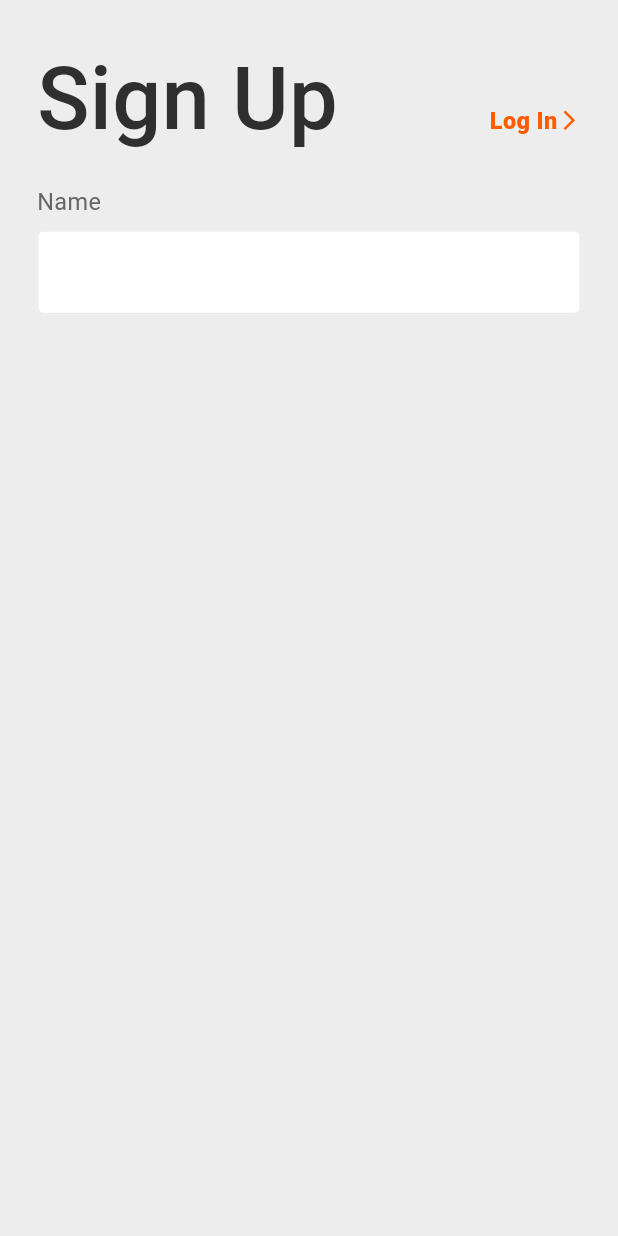
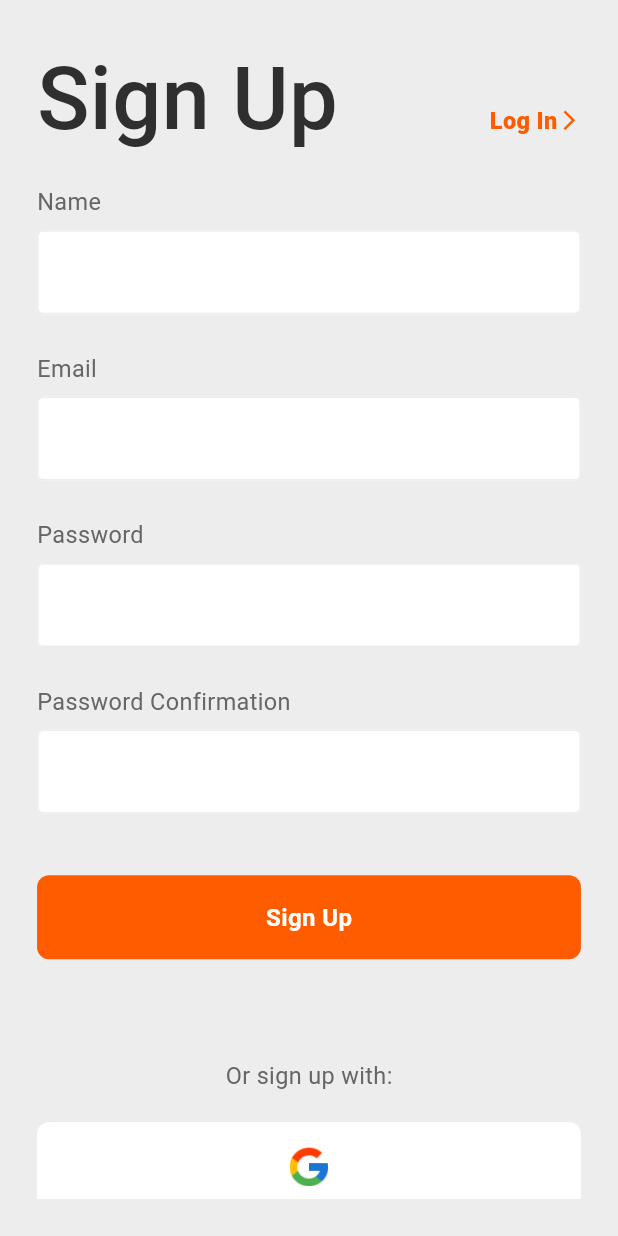
Before and after one commit to Mohammedsajadvt/My-Routine, a Flutter app: the screen it shows after launch, on a phone screen of 412 x 824 dp. Run offline on Flutter 3.47's test engine with Material 3 defaults, Android fonts, the phone set to English and light mode, and no system bars; our stand-ins replace firebase_core; accounts and stored records are empty.

Commit message:
Signup ui

```diff
--- a/lib/screens/auth_pages/signup_screen/signup_screen.dart
+++ b/lib/screens/auth_pages/signup_screen/signup_screen.dart
@@ -1,5 +1,7 @@
-import 'package:flutter/cupertino.dart';
 import 'package:flutter/material.dart';
+import 'package:habit/utils/asset_images.dart';
+import 'package:habit/utils/custom_button.dart';
+import 'package:habit/utils/custom_icon_button.dart';
 import 'package:habit/utils/custom_text_field.dart';
 import 'package:habit/utils/custom_title.dart';
 import 'package:habit/utils/global_variables.dart';
@@ -13,7 +15,8 @@ class SignupScreen extends StatelessWidget {
     final TextEditingController nameController = TextEditingController();
     final TextEditingController emailController = TextEditingController();
     final TextEditingController passwordController = TextEditingController();
-        final TextEditingController confirmPasswordController = TextEditingController();
+    final TextEditingController confirmPasswordController =
+        TextEditingController();
 
     return SafeArea(
       child: Scaffold(
@@ -21,6 +24,7 @@ class SignupScreen extends StatelessWidget {
         body: Padding(
           padding:
               EdgeInsets.all(ResponsiveHelper.screenHeight(context) * 0.030),
+          child: SingleChildScrollView(
             child: Column(
               children: [
                 Row(
@@ -69,8 +73,45 @@ class SignupScreen extends StatelessWidget {
                 SizedBox(
                   height: ResponsiveHelper.screenHeight(context) * 0.010,
                 ),
-              CustomTextField(controller: nameController, obsecureText: false)
+                CustomTextField(controller: nameController, obsecureText: false),
+                SizedBox(
+                  height: ResponsiveHelper.screenHeight(context) * 0.030,
+                ),
+                const CustomTitle(title: 'Email'),
+                 SizedBox(
+                  height: ResponsiveHelper.screenHeight(context) * 0.010,
+                ),
+                CustomTextField(controller: emailController, obsecureText: false),
+                SizedBox(
+                  height: ResponsiveHelper.screenHeight(context) * 0.030,
+                ),
+                const CustomTitle(title: 'Password'),
+                 SizedBox(
+                  height: ResponsiveHelper.screenHeight(context) * 0.010,
+                ),
+                CustomTextField(controller: passwordController, obsecureText: true),
+                SizedBox(
+                  height: ResponsiveHelper.screenHeight(context) * 0.030,
+                ),
+                const CustomTitle(title: 'Password Confirmation'),
+                 SizedBox(
+                  height: ResponsiveHelper.screenHeight(context) * 0.010,
+                ),
+                CustomTextField(controller: confirmPasswordController, obsecureText: true),
+                 SizedBox(
+                  height: ResponsiveHelper.screenHeight(context) * 0.050,
+                ),
+                CustomButton(onTap: (){}, text: 'Sign Up'),
+                 SizedBox(
+                  height: ResponsiveHelper.screenHeight(context) * 0.080,
+                ),
+                Text('Or sign up with:',style: TextStyle(color: GlobalVariables.secondaryTextColor,fontSize:  ResponsiveHelper.screenHeight(context) * 0.019),),
+                  SizedBox(
+                  height: ResponsiveHelper.screenHeight(context) * 0.025,
+                ),
+                CustomIconButton(image: AssetImages().google)
               ],
+            ),
           ),
         ),
       ),
--- /dev/null
+++ b/lib/utils/asset_images.dart
@@ -0,0 +1,5 @@
+import 'package:flutter/material.dart';
+
+class AssetImages {
+  final String google = "assets/images/google.png";
+}
--- a/lib/utils/custom_button.dart
+++ b/lib/utils/custom_button.dart
@@ -1,5 +1,6 @@
 import 'package:flutter/material.dart';
 import 'package:habit/utils/global_variables.dart';
+import 'package:habit/utils/responsive_helper.dart';
 
 class CustomButton extends StatelessWidget {
   final Function()? onTap;
@@ -8,6 +9,6 @@ class CustomButton extends StatelessWidget {
 
   @override
   Widget build(BuildContext context) {
-    return GestureDetector(onTap: onTap,child: Container(padding: const EdgeInsets.all(25),margin: const EdgeInsets.symmetric(horizontal: 25),decoration: BoxDecoration(color: GlobalVariables.primaryColor,borderRadius: BorderRadius.circular(8)),child:  Center(child: Text(text,style: const TextStyle(color: GlobalVariables.backgroundColor,fontWeight: FontWeight.bold,fontSize: 16),),),));
+    return GestureDetector(onTap: onTap,child: Container(padding:  EdgeInsets.all(ResponsiveHelper.screenHeight(context) * 0.020),decoration: BoxDecoration(color: GlobalVariables.primaryColor,borderRadius: BorderRadius.circular(8)),child:  Center(child: Text(text,style: const TextStyle(color: GlobalVariables.backgroundColor,fontWeight: FontWeight.bold,fontSize: 16),),),));
   }
 }
--- /dev/null
+++ b/lib/utils/custom_icon_button.dart
@@ -0,0 +1,28 @@
+import 'package:flutter/cupertino.dart';
+import 'package:habit/utils/global_variables.dart';
+import 'package:habit/utils/responsive_helper.dart';
+
+class CustomIconButton extends StatelessWidget {
+  final Function()? onTap;
+  final String image;
+  const CustomIconButton({super.key, this.onTap, required this.image});
+
+  @override
+  Widget build(BuildContext context) {
+    return GestureDetector(
+        onTap: onTap,
+        child: Container(
+          padding:
+              EdgeInsets.all(ResponsiveHelper.screenHeight(context) * 0.020),
+          decoration: BoxDecoration(
+              color: GlobalVariables.backgroundColor,
+              borderRadius: BorderRadius.circular(8)),
+          child: Center(
+            child: Image.asset(
+              image,
+              height:ResponsiveHelper.screenHeight(context) * 0.032,
+            ),
+          ),
+        ));
+  }
+}
--- a/pubspec.yaml
+++ b/pubspec.yaml
@@ -26,6 +26,7 @@ flutter:
 
   assets:
     - assets/images/Logo.jpg
+    - assets/images/google.png
 
 icons_launcher:
   image_path: "assets/images/Logo.jpg"
```
Lines whose indentation alone changed are shown as unchanged.
